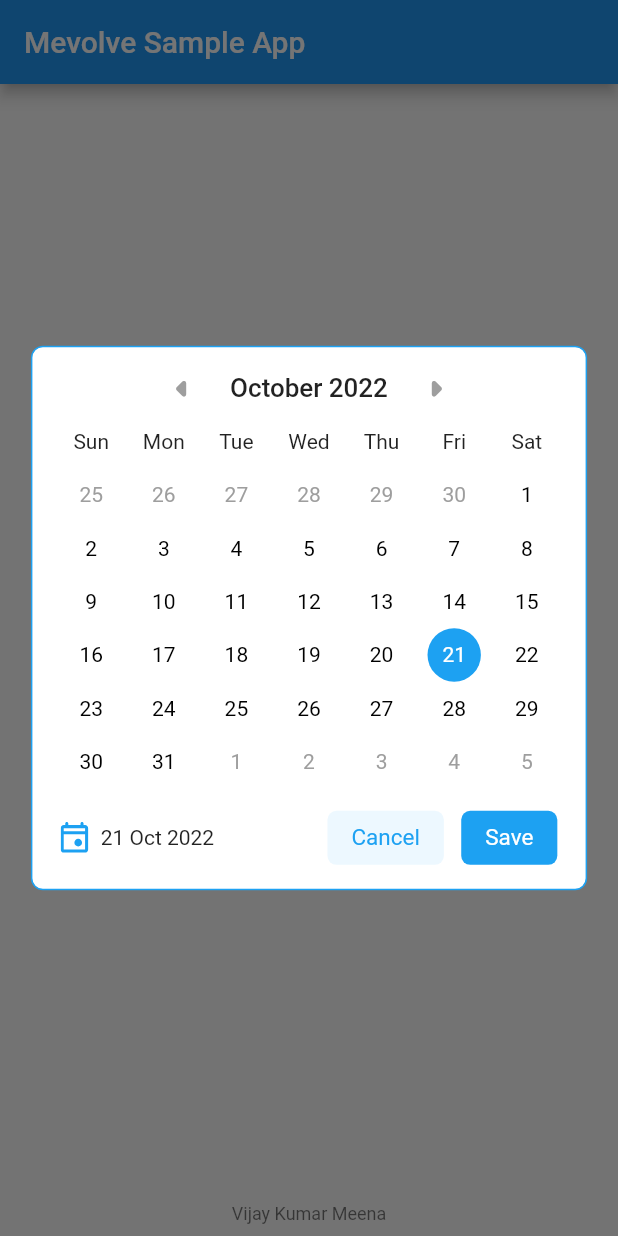
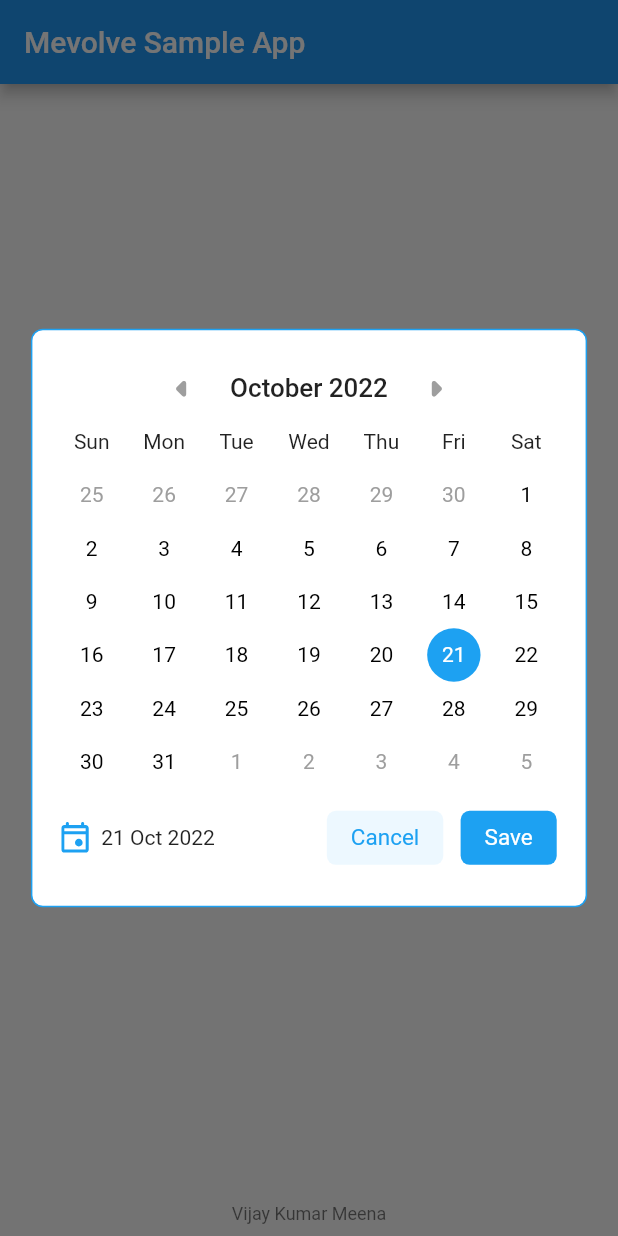
Before and after one commit to Vijay053/MevolveSampleApp, a Flutter app: the screen it shows after launch, after a tap on "Date Picker (Without presets)", on a phone screen of 412 x 824 dp. Run offline on Flutter 3.47's test engine with Material 2 defaults, Android fonts, the phone set to English and light mode, and no system bars; our stand-ins replace flutter_screenutil, flutter_svg.

Commit message:
Fixed padding

```diff
--- a/lib/main.dart
+++ b/lib/main.dart
@@ -1,4 +1,5 @@
 import 'package:flutter/material.dart';
+import 'package:flutter/services.dart';
 import 'package:flutter_screenutil/flutter_screenutil.dart';
 import 'package:mevolve/app_colors.dart';
 import 'package:mevolve/homescreen.dart';
@@ -13,6 +14,10 @@ class MyApp extends StatelessWidget {
   // This widget is the root of your application.
   @override
   Widget build(BuildContext context) {
+    SystemChrome.setPreferredOrientations([
+      DeviceOrientation.portraitDown,
+      DeviceOrientation.portraitUp,
+    ]);
     return ScreenUtilInit(
       designSize: const Size(428, 926),
       builder: (context, child) => MaterialApp(
--- a/lib/mevolve_calendar/mevolve_calendar.dart
+++ b/lib/mevolve_calendar/mevolve_calendar.dart
@@ -41,8 +41,8 @@ class _MevolveCalendarState extends State<MevolveCalendar> {
                   child: Center(
                     child: Container(
                       constraints: BoxConstraints(maxWidth: 420.h),
-                      padding: const EdgeInsets.symmetric(
-                          horizontal: 15, vertical: 10.0),
+                      padding: EdgeInsets.symmetric(
+                          horizontal: 16.w, vertical: 24.0.h),
                       decoration: BoxDecoration(
                           color: Colors.white,
                           borderRadius: BorderRadius.circular(8),
```
